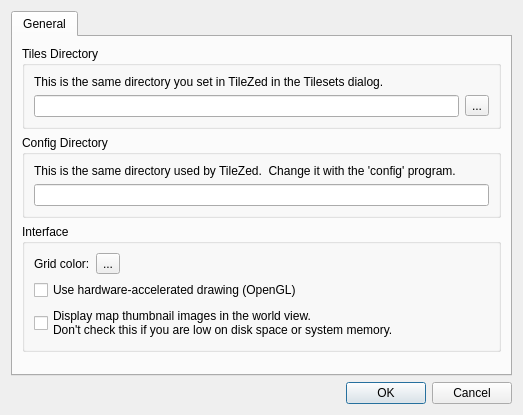
First picture: the form in src/editor/preferencesdialog.ui, repository timbaker/pzworlded, before the edit.
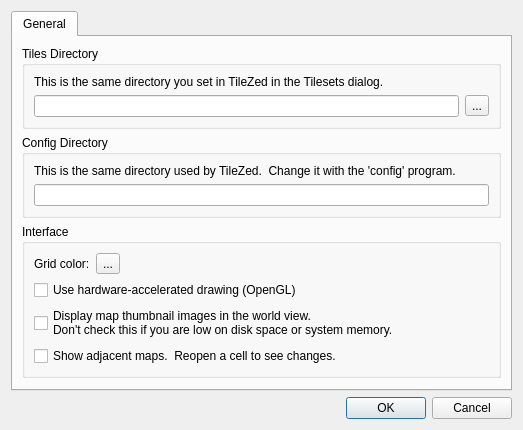
Second picture: the form after the edit. Custom widgets are drawn as their Qt base class.

Commit message: Added "Show adjacent maps" option.

```diff
--- a/src/editor/preferencesdialog.ui
+++ b/src/editor/preferencesdialog.ui
@@ -142,6 +142,13 @@
             </property>
            </widget>
           </item>
+          <item>
+           <widget class="QCheckBox" name="showAdjacent">
+            <property name="text">
+             <string>Show adjacent maps.  Reopen a cell to see changes.</string>
+            </property>
+           </widget>
+          </item>
          </layout>
         </widget>
        </item>
```
The commit also changes 4 other files.
